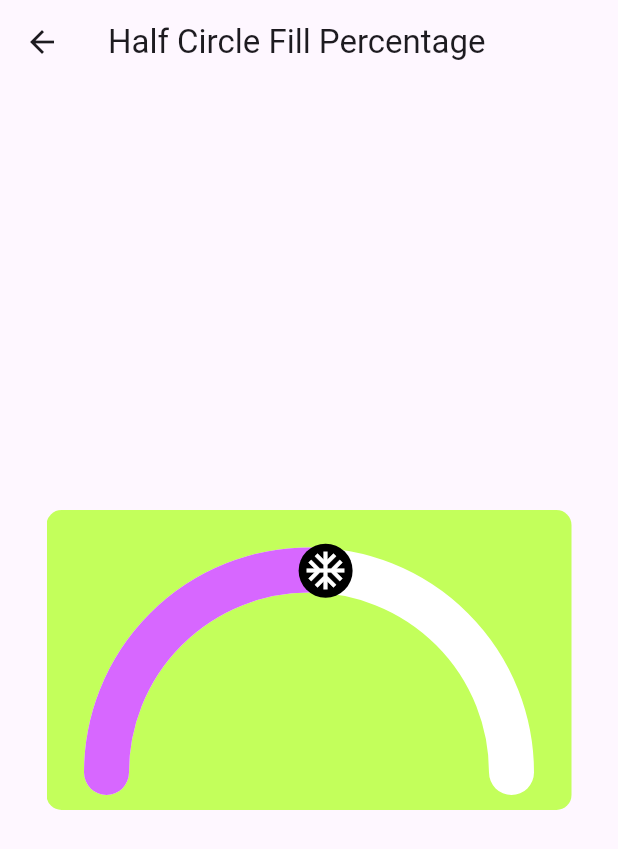
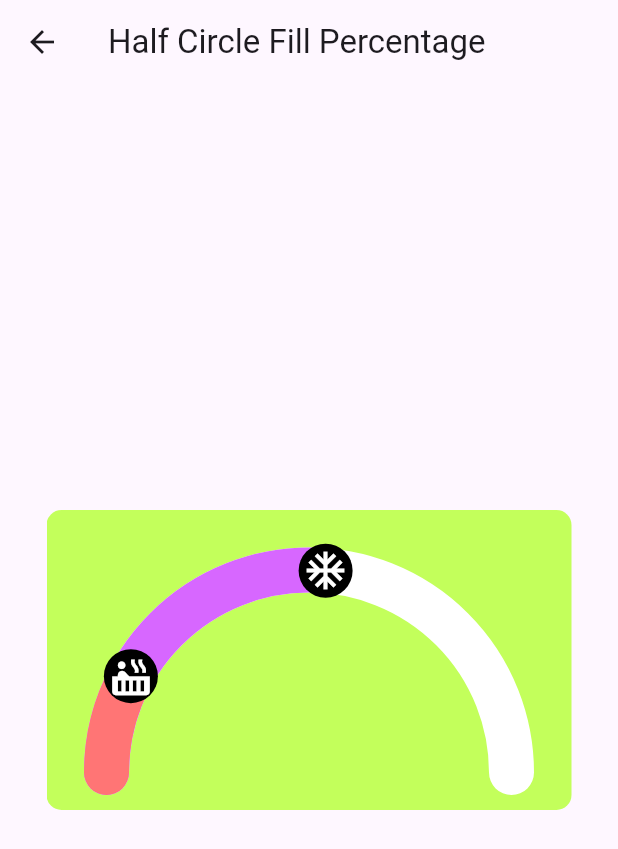
Before and after one commit to Idanmal8/animation_repo_flutter, a Flutter app: the screen it shows after launch, after a tap on "Half Circle Fill Precentege", on a phone screen of 412 x 824 dp. Shown: the top 849 px of the screen. Run offline on Flutter 3.47's test engine with Material 3 defaults, Android fonts, the light colour scheme and no system bars.

Commit message:
first animation check need to make it more modular

```diff
--- a/animation_samples/lib/half_circle_fill_precentege_screen/half_screen_precentege_fill_screen.dart
+++ b/animation_samples/lib/half_circle_fill_precentege_screen/half_screen_precentege_fill_screen.dart
@@ -63,7 +63,9 @@ class _PrecentegeFillCircleState extends State<PrecentegeFillCircle>
             Positioned(
               top: 30,
               child: CustomPaint(
-                painter: ArcPaint(progress: animation.value),
+                painter: ArcPaint(
+                    progressCold: animation.value,
+                    progressHot: animation.value * 0.3),
                 size: const Size(290, 290), // Adjusted to fit as a half-circle
               ),
             ),
@@ -75,9 +77,10 @@ class _PrecentegeFillCircleState extends State<PrecentegeFillCircle>
 }
 
 class ArcPaint extends CustomPainter {
-  final double progress;
+  final double progressCold;
+  final double progressHot;
 
-  ArcPaint({this.progress = 0.0});
+  ArcPaint({this.progressCold = 0.0, this.progressHot = 0.0});
 
   @override
   void paint(Canvas canvas, Size size) {
@@ -88,8 +91,14 @@ class ArcPaint extends CustomPainter {
       ..color = Colors.black
       ..style = PaintingStyle.fill;
 
-    final paint = Paint()
+    final coldPaint = Paint()
       ..color = const Color.fromARGB(255, 215, 103, 255)
+      ..strokeWidth = 30
+      ..strokeCap = StrokeCap.round
+      ..style = PaintingStyle.stroke;
+
+    final hotPaint = Paint()
+      ..color = const Color.fromARGB(255, 255, 117, 117)
       ..strokeWidth = 30
       ..strokeCap = StrokeCap.round
       ..style = PaintingStyle.stroke;
@@ -113,24 +122,50 @@ class ArcPaint extends CustomPainter {
     canvas.drawArc(
       Rect.fromCircle(center: center, radius: radius),
       math.pi,
-      math.pi * progress,
+      math.pi * progressCold,
       false,
-      paint,
+      coldPaint,
+    );
+
+    canvas.drawArc(
+      Rect.fromCircle(center: center, radius: radius),
+      math.pi,
+      math.pi * progressHot,
+      false,
+      hotPaint,
     );
 
     // Calculate the position of the circle along the arc
-    final angle = math.pi + (math.pi * progress);
+    final angle = math.pi + (math.pi * progressCold);
     final circlePosition = Offset(
       center.dx + radius * math.cos(angle),
       center.dy + radius * math.sin(angle),
     );
 
+    // Calculate the position of the circle along the arc
+    final angleHot = math.pi + (math.pi * progressHot);
+    final circleHotPosition = Offset(
+      center.dx + radius * math.cos(angleHot),
+      center.dy + radius * math.sin(angleHot),
+    );
+
     // Draw the black circle at the calculated position
     canvas.drawCircle(circlePosition, 18, circlePinPaint);
+    canvas.drawCircle(circleHotPosition, 18, circlePinPaint);
 
     // Draw an icon in the center of the circle
     final textSpan = TextSpan(
       text: String.fromCharCode(Icons.ac_unit_outlined.codePoint),
+      style: TextStyle(
+        fontSize: 30,
+        fontFamily: Icons.payment.fontFamily,
+        color: Colors.white,
+      ),
+    );
+
+    // Draw an icon in the center of the circle
+    final textSpanHot = TextSpan(
+      text: String.fromCharCode(Icons.hot_tub.codePoint),
       style: TextStyle(
         fontSize: 30,
         fontFamily: Icons.payment.fontFamily,
@@ -143,13 +178,26 @@ class ArcPaint extends CustomPainter {
       textDirection: TextDirection.ltr,
     );
 
+    final textPainterHot = TextPainter(
+      text: textSpanHot,
+      textDirection: TextDirection.ltr,
+    );
+
     textPainter.layout();
     final offset = Offset(
       circlePosition.dx - (textPainter.width / 2),
       circlePosition.dy - (textPainter.height / 2),
     );
 
-    textPainter.paint(canvas, offset); // Adjust the radius as needed
+    textPainter.paint(canvas, offset);
+
+    textPainterHot.layout();
+    final offsetHot = Offset(
+      circleHotPosition.dx - (textPainterHot.width / 2),
+      circleHotPosition.dy - (textPainterHot.height / 2),
+    );
+
+    textPainterHot.paint(canvas, offsetHot); // Adjust the radius as needed
   }
 
   @override
```
